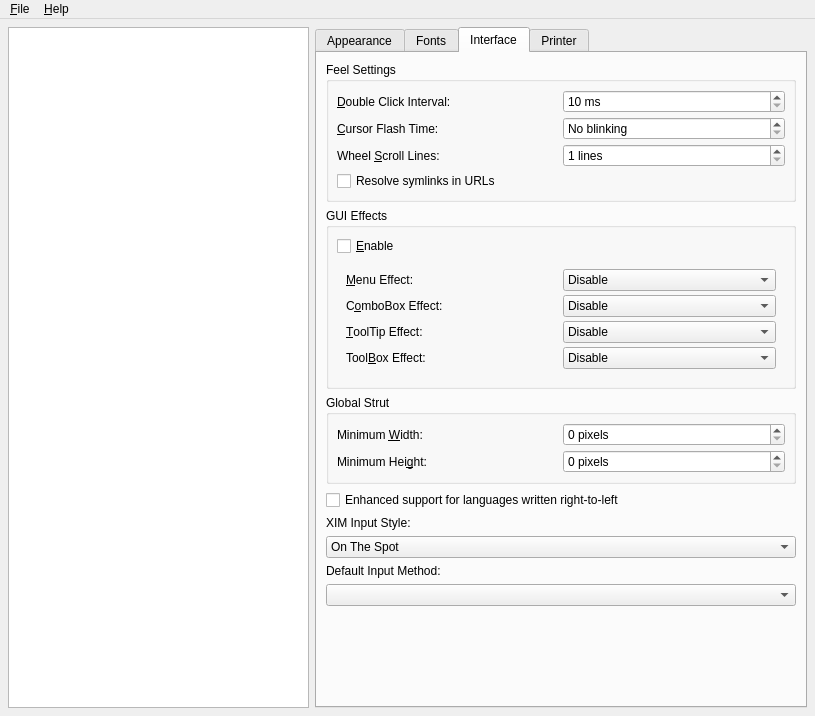
Old version of the form src/tools/qtconfig/mainwindow.ui in the repository fluxer/katie.
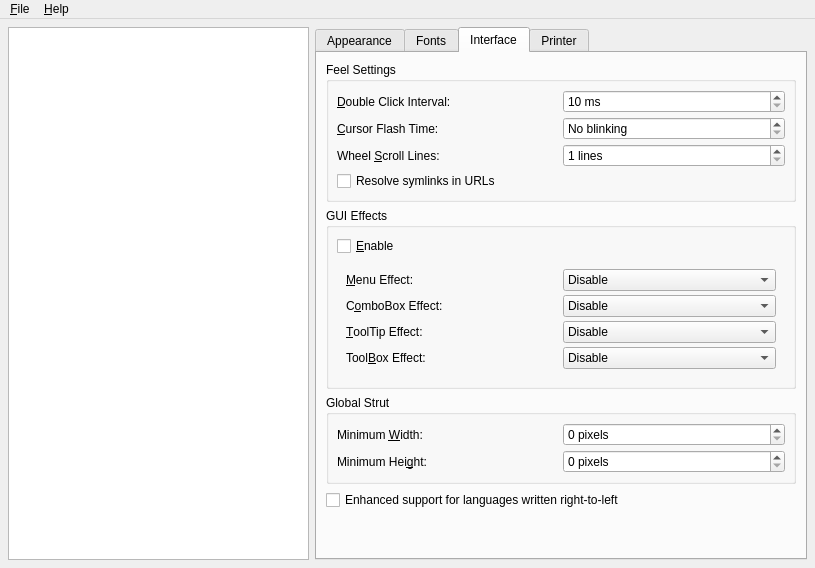
New version of the form. The open tabs and pages were chosen to show the change. Custom widgets are drawn as their Qt base class.

Commit message: goodbye input method plugins/factory/etc.

The edit to the form file:
```diff
--- a/src/tools/qtconfig/mainwindow.ui
+++ b/src/tools/qtconfig/mainwindow.ui
@@ -47,7 +47,7 @@
     <x>0</x>
     <y>0</y>
     <width>815</width>
-    <height>716</height>
+    <height>546</height>
    </rect>
   </property>
   <property name="windowTitle">
@@ -853,54 +853,6 @@
           </property>
          </widget>
         </item>
-        <item>
-         <widget class="QLabel" name="inputStyleLabel">
-          <property name="text">
-           <string>XIM Input Style:</string>
-          </property>
-         </widget>
-        </item>
-        <item>
-         <widget class="QComboBox" name="inputStyleCombo">
-          <property name="currentIndex">
-           <number>0</number>
-          </property>
-          <item>
-           <property name="text">
-            <string>On The Spot</string>
-           </property>
-          </item>
-          <item>
-           <property name="text">
-            <string>Over The Spot</string>
-           </property>
-          </item>
-          <item>
-           <property name="text">
-            <string>Off The Spot</string>
-           </property>
-          </item>
-          <item>
-           <property name="text">
-            <string>Root</string>
-           </property>
-          </item>
-         </widget>
-        </item>
-        <item>
-         <widget class="QLabel" name="inputMethodLabel">
-          <property name="text">
-           <string>Default Input Method:</string>
-          </property>
-         </widget>
-        </item>
-        <item>
-         <widget class="QComboBox" name="inputMethodCombo">
-          <property name="currentIndex">
-           <number>-1</number>
-          </property>
-         </widget>
-        </item>
         <item>
          <spacer>
           <property name="orientation">
```
Left out of the diff: 10 changed lines with no effect on the pictures. The commit also changes 49 other files.
